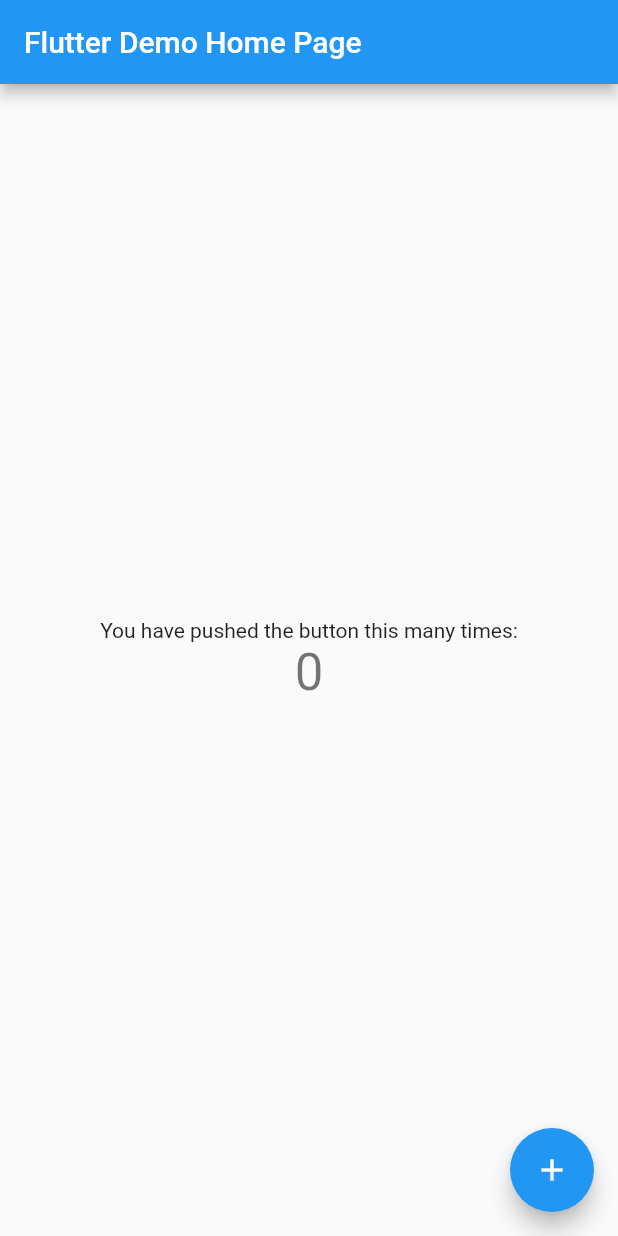
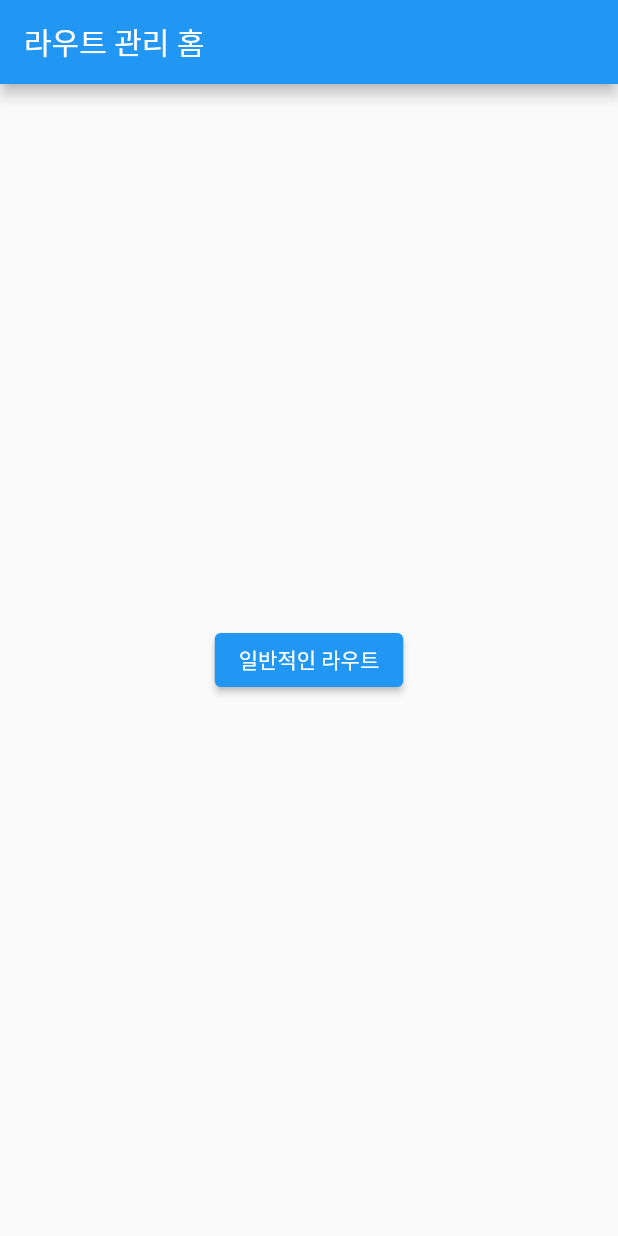
Before and after one commit to minsung521/getXprac, a Flutter app: the screen it shows after launch, on a phone screen of 412 x 824 dp. Run offline on Flutter 3.47's test engine with Material 2 defaults, Android fonts, the phone set to English and light mode, and no system bars; our stand-ins replace get.

Commit message:
router getx

```diff
--- a/lib/main.dart
+++ b/lib/main.dart
@@ -1,4 +1,6 @@
 import 'package:flutter/material.dart';
+import 'package:get/get_navigation/src/root/get_material_app.dart';
+import 'package:getx_prac/src/home.dart';
 
 void main() {
   runApp(MyApp());
@@ -8,106 +10,10 @@
   // This widget is the root of your application.
   @override
   Widget build(BuildContext context) {
-    return MaterialApp(
+    return GetMaterialApp(
       title: 'Flutter Demo',
-      theme: ThemeData(
-        // This is the theme of your application.
-        //
-        // Try running your application with "flutter run". You'll see the
-        // application has a blue toolbar. Then, without quitting the app, try
-        // changing the primarySwatch below to Colors.green and then invoke
-        // "hot reload" (press "r" in the console where you ran "flutter run",
-        // or simply save your changes to "hot reload" in a Flutter IDE).
-        // Notice that the counter didn't reset back to zero; the application
-        // is not restarted.
-        primarySwatch: Colors.blue,
-      ),
-      home: MyHomePage(title: 'Flutter Demo Home Page'),
+      theme: ThemeData(),
+      home: Home(),
     );
   }
 }
-
-class MyHomePage extends StatefulWidget {
-  MyHomePage({Key? key, required this.title}) : super(key: key);
-
-  // This widget is the home page of your application. It is stateful, meaning
-  // that it has a State object (defined below) that contains fields that affect
-  // how it looks.
-
-  // This class is the configuration for the state. It holds the values (in this
-  // case the title) provided by the parent (in this case the App widget) and
-  // used by the build method of the State. Fields in a Widget subclass are
-  // always marked "final".
-
-  final String title;
-
-  @override
-  _MyHomePageState createState() => _MyHomePageState();
-}
-
-class _MyHomePageState extends State<MyHomePage> {
-  int _counter = 0;
-
-  void _incrementCounter() {
-    setState(() {
-      // This call to setState tells the Flutter framework that something has
-      // changed in this State, which causes it to rerun the build method below
-      // so that the display can reflect the updated values. If we changed
-      // _counter without calling setState(), then the build method would not be
-      // called again, and so nothing would appear to happen.
-      _counter++;
-    });
-  }
-
-  @override
-  Widget build(BuildContext context) {
-    // This method is rerun every time setState is called, for instance as done
-    // by the _incrementCounter method above.
-    //
-    // The Flutter framework has been optimized to make rerunning build methods
-    // fast, so that you can just rebuild anything that needs updating rather
-    // than having to individually change instances of widgets.
-    return Scaffold(
-      appBar: AppBar(
-        // Here we take the value from the MyHomePage object that was created by
-        // the App.build method, and use it to set our appbar title.
-        title: Text(widget.title),
-      ),
-      body: Center(
-        // Center is a layout widget. It takes a single child and positions it
-        // in the middle of the parent.
-        child: Column(
-          // Column is also a layout widget. It takes a list of children and
-          // arranges them vertically. By default, it sizes itself to fit its
-          // children horizontally, and tries to be as tall as its parent.
-          //
-          // Invoke "debug painting" (press "p" in the console, choose the
-          // "Toggle Debug Paint" action from the Flutter Inspector in Android
-          // Studio, or the "Toggle Debug Paint" command in Visual Studio Code)
-          // to see the wireframe for each widget.
-          //
-          // Column has various properties to control how it sizes itself and
-          // how it positions its children. Here we use mainAxisAlignment to
-          // center the children vertically; the main axis here is the vertical
-          // axis because Columns are vertical (the cross axis would be
-          // horizontal).
-          mainAxisAlignment: MainAxisAlignment.center,
-          children: <Widget>[
-            Text(
-              'You have pushed the button this many times:',
-            ),
-            Text(
-              '$_counter',
-              style: Theme.of(context).textTheme.headline4,
-            ),
-          ],
-        ),
-      ),
-      floatingActionButton: FloatingActionButton(
-        onPressed: _incrementCounter,
-        tooltip: 'Increment',
-        child: Icon(Icons.add),
-      ), // This trailing comma makes auto-formatting nicer for build methods.
-    );
-  }
-}
--- /dev/null
+++ b/lib/src/home.dart
@@ -0,0 +1,29 @@
+import 'package:flutter/material.dart';
+import 'package:get/get.dart';
+import 'package:getx_prac/src/pages/normal/first.dart';
+
+class Home extends StatelessWidget {
+  const Home({Key? key}) : super(key: key);
+
+  @override
+  Widget build(BuildContext context) {
+    return Scaffold(
+        appBar: AppBar(
+          title: Text("라우트 관리 홈"),
+        ),
+        body: Center(
+          child: Column(
+            mainAxisAlignment: MainAxisAlignment.center,
+            children: [
+              ElevatedButton(
+                  onPressed: () {
+                    // Navigator.of(context)
+                    //     .push(MaterialPageRoute(builder: (_) => FirstPage()));
+                    Get.to(FirstPage());
+                  },
+                  child: Text("일반적인 라우트"))
+            ],
+          ),
+        ));
+  }
+}
--- a/pubspec.yaml
+++ b/pubspec.yaml
@@ -28,6 +28,7 @@
   # The following adds the Cupertino Icons font to your application.
   # Use with the CupertinoIcons class for iOS style icons.
   cupertino_icons: ^1.0.2
+  get: ^4.3.8
 
 dev_dependencies:
   flutter_test:
```
Also changed, not shown: lib/src/pages/normal/first.dart (added, +29 -0 lines), lib/src/pages/normal/second.dart (added, +37 -0 lines), pubspec.lock.
